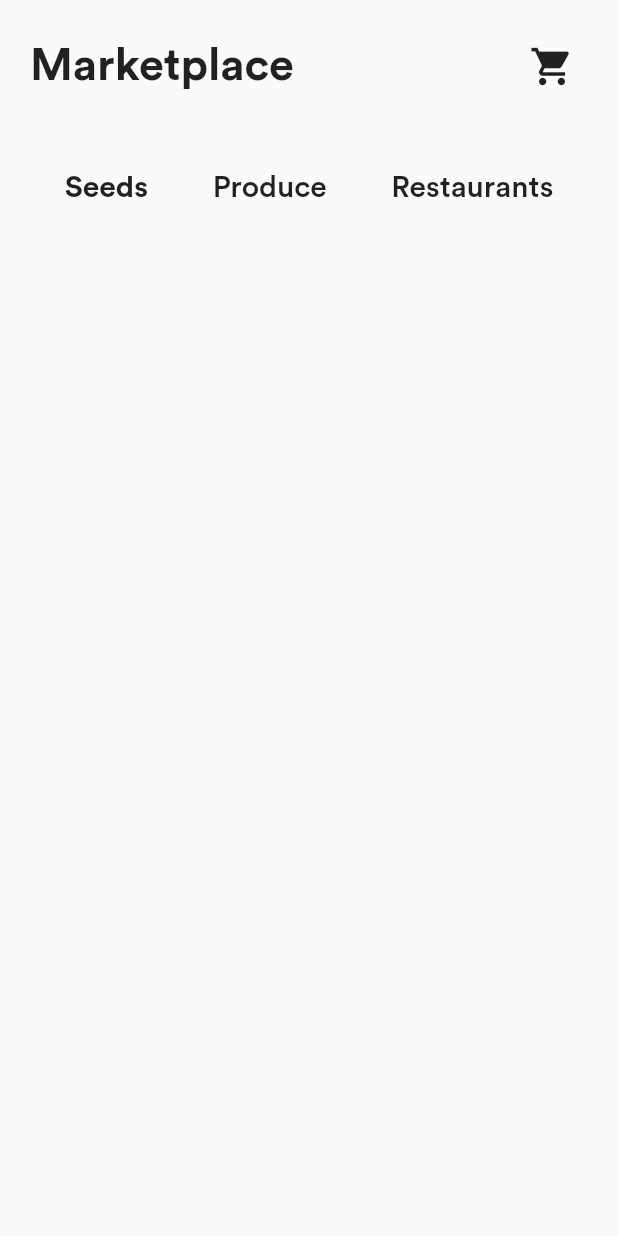
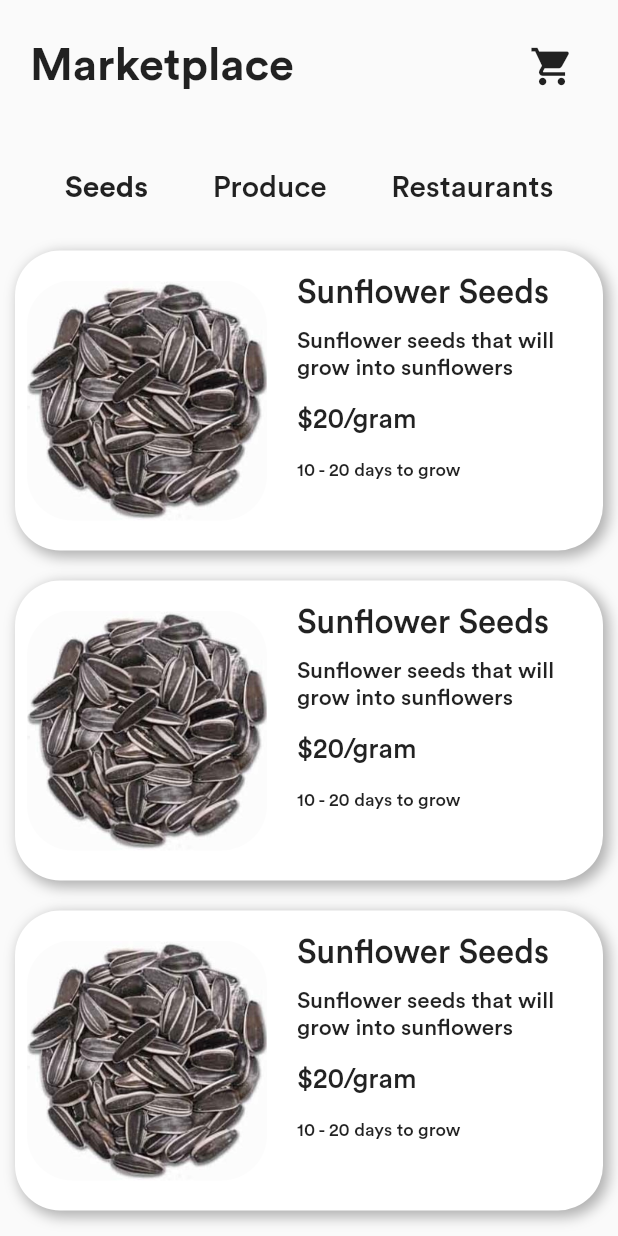
Before and after one commit to PrasannS/farming_app, a Flutter app: the MarketplaceScreen screen opened directly, on a phone screen of 412 x 824 dp. Run offline on Flutter 3.47's test engine with Material 2 defaults, Android fonts, the phone set to English and light mode, and no system bars; our stand-ins replace cloud_firestore, curved_navigation_bar, firebase_auth, firebase_storage, font_awesome_flutter, geolocator and 4 more; accounts and stored records are empty; network calls fail.

Commit message:
added seeds back to the seed market :)

```diff
--- a/lib/screens/profile_screen.dart
+++ b/lib/screens/profile_screen.dart
@@ -21,7 +21,7 @@ class _ProfileScreenState extends State<ProfileScreen> {
             Padding(
               padding: const EdgeInsets.symmetric(horizontal: 8.0),
               child: Text(
-                'Recent Sells & Purchases',
+                'Recent Sales & Purchases',
                 style: TextStyle(
                   fontWeight: FontWeight.bold,
                   fontSize: 30,
--- a/lib/screens/seed_market.dart
+++ b/lib/screens/seed_market.dart
@@ -1,7 +1,5 @@
-import 'package:farming_app/data_storage.dart';
 import 'package:farming_app/screens/produce_screen.dart';
 import 'package:flutter/material.dart';
-import 'package:farming_app/data_storage.dart';
 
 class SeedMarket extends StatefulWidget {
   @override
@@ -9,11 +7,72 @@ class SeedMarket extends StatefulWidget {
 }
 
 class _SeedMarketState extends State<SeedMarket> {
-
-  Database data = new Database();
+  List names = ['tomatoes', 'potatoes', 'weed'];
 
   @override
   Widget build(BuildContext context) {
-    return data.dataPost(false);
+    return ListView.builder(
+        itemCount: names.length,
+        itemBuilder: (BuildContext context, int index){
+          return GestureDetector(
+            onTap: () => Navigator.push(context, MaterialPageRoute(builder: (_) => ProduceScreen())),
+            child: Padding(
+              padding: const EdgeInsets.all(10.0),
+              child: Container(
+                height: 200.0,
+                decoration: BoxDecoration(
+                  boxShadow: [
+                    BoxShadow(
+                      color: Colors.grey.withOpacity(0.8),
+                      blurRadius: 7.0, // has the effect of softening the shadow
+                      spreadRadius: 1.0, // has the effect of extending the shadow
+                      offset: Offset(
+                        3.0, // horizontal, move right 10
+                        3.0, // vertical, move down 10
+                      ),
+                    )
+                  ],
+                  borderRadius: new BorderRadius.circular(30.0),
+                  color: Colors.white,
+                ),
+                child: ClipRRect(
+                    borderRadius: BorderRadius.circular(30.0),
+                    child: Padding(
+                      padding: const EdgeInsets.symmetric(horizontal: 8.0, vertical: 15.0),
+                      child: Row(
+                        children: [
+                          Container(
+                            height: 160.0,
+                            width: 160.0,
+                            child: ClipRRect(
+                              borderRadius: BorderRadius.circular(30.0),
+                              child: Image.asset('assets/img/seeds.jpg', fit: BoxFit.cover,
+                              ),
+                            ),
+                          ),
+                          SizedBox(width: 20.0,),
+                          Expanded(
+                            child: Column(
+                              crossAxisAlignment: CrossAxisAlignment.start,
+                              children: [
+                                Text('Sunflower Seeds', style: TextStyle(fontSize: 22.0, fontWeight: FontWeight.w400),),
+                                SizedBox(height: 10.0,),
+                                Text('Sunflower seeds that will grow into sunflowers', style: TextStyle(fontSize: 15.0, fontWeight: FontWeight.w400),),
+                                SizedBox(height: 15.0,),
+                                Text('\$20/gram', style: TextStyle(fontSize: 18.0, fontWeight: FontWeight.w400),),
+                                SizedBox(height: 15.0,),
+                                Text('10 - 20 days to grow', style: TextStyle(fontSize: 12.0, fontWeight: FontWeight.w400),)
+                              ],
+                            ),
+                          )
+                        ],
+                      ),
+                    )
+                ),
+              ),
+            ),
+          );
+        }
+    );
   }
 }
```
